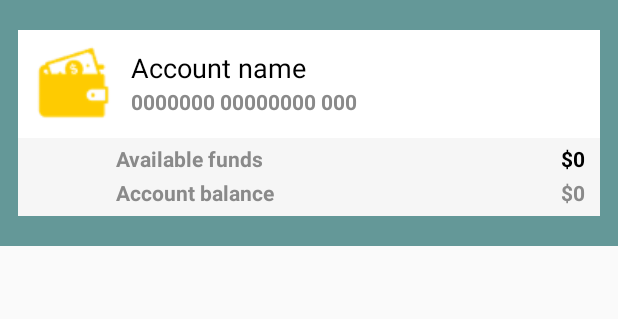
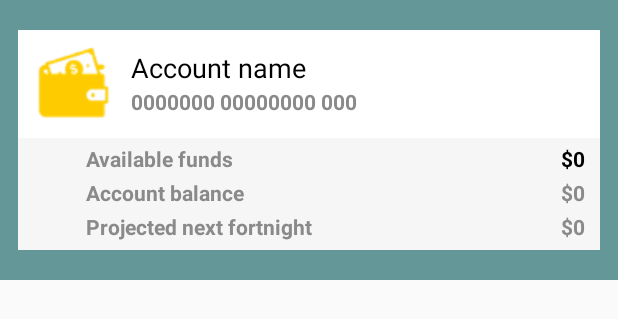
Before and after one commit to AlirezaSobhani/cba_test, an Android app: the layout list_item_account_details.xml on its own in the app's theme, with its tools: preview values and no code run, on a phone screen of 412 x 824 dp. Shown: the top 319 px of the screen. Run offline under Robolectric (Android 15) with nearby library versions, the phone set to English and light mode, and no system bars.

Commit message:
added spending predictor

```diff
--- a/app/build.gradle
+++ b/app/build.gradle
@@ -7,13 +7,13 @@ android {
         release {
             keyAlias 'cba'
             keyPassword 'cbapassword'
-            storeFile file('C:/Users/Ali/Desktop/cba/CBA/CBA/keys/release_key_store.jks')
+            storeFile file('../keys/release_key_store.jks')
             storePassword 'mypassword'
         }
         debug {
             keyAlias 'key0'
             keyPassword 'cbapassword'
-            storeFile file('C:/Users/Ali/Desktop/cba/CBA/CBA/keys/debug_key_store.jks')
+            storeFile file('../keys/debug_key_store.jks')
             storePassword 'mypassword'
         }
     }
--- a/app/src/main/java/alirezasobhani/example/com/cba/ui/AccountDetailsViewHolder.java
+++ b/app/src/main/java/alirezasobhani/example/com/cba/ui/AccountDetailsViewHolder.java
@@ -22,6 +22,9 @@ class AccountDetailsViewHolder extends RecyclerView.ViewHolder {
     @BindView(R.id.account_balance_text_view)
     TextView accountBalanceTextView;
 
+    @BindView(R.id.projected_spend_text_view)
+    TextView projectedSpendTextView;
+
     public AccountDetailsViewHolder(View itemView) {
         super(itemView);
         ButterKnife.bind(this, itemView);
--- a/app/src/main/java/alirezasobhani/example/com/cba/ui/TransactionsActivity.java
+++ b/app/src/main/java/alirezasobhani/example/com/cba/ui/TransactionsActivity.java
@@ -67,7 +67,6 @@ public class TransactionsActivity extends AppCompatActivity implements GetTransa
         super.onDestroy();
     }
 
-
     @Override
     public void onResponse(TransactionData transactionsData) {
         List<Object> listItems = ListItemGenerator.getListItems(transactionsData);
--- a/app/src/main/res/layout/activity_transactions.xml
+++ b/app/src/main/res/layout/activity_transactions.xml
@@ -43,7 +43,7 @@
             android:layout_width="wrap_content"
             android:layout_height="wrap_content"
             android:layout_gravity="center"
-            android:text="Try again"/>
+            android:text="@string/try_again"/>
 
     </FrameLayout>
 
--- a/app/src/main/res/layout/list_item_account_details.xml
+++ b/app/src/main/res/layout/list_item_account_details.xml
@@ -43,7 +43,7 @@
                     android:id="@+id/account_name_text_view"
                     style="@style/transactionText.black"
                     android:layout_marginBottom="2dp"
-                    android:text="Account name"
+                    android:text="@string/account_name"
                     android:textAppearance="@style/TextAppearance.AppCompat.Medium" />
 
                 <TextView
@@ -67,9 +67,9 @@
                 android:id="@+id/available_funds_title"
                 style="@style/transactionText.grey"
                 android:paddingBottom="3dp"
-                android:paddingLeft="65dp"
+                android:paddingLeft="45dp"
                 android:paddingTop="3dp"
-                android:text="Available funds"
+                android:text="@string/available_funds"
                 android:textStyle="bold" />
 
             <TextView
@@ -87,9 +87,9 @@
                 style="@style/transactionText.grey"
                 android:layout_below="@+id/available_funds_title"
                 android:paddingBottom="3dp"
-                android:paddingLeft="65dp"
+                android:paddingLeft="45dp"
                 android:paddingTop="3dp"
-                android:text="Account balance"
+                android:text="@string/account_balance"
                 android:textStyle="bold" />
 
             <TextView
@@ -102,6 +102,27 @@
                 android:paddingTop="3dp"
                 android:text="$0"
                 android:textStyle="bold" />
+
+            <TextView
+                android:id="@+id/projected_spend_title"
+                style="@style/transactionText.grey"
+                android:layout_below="@+id/account_balance_title"
+                android:paddingBottom="3dp"
+                android:paddingLeft="45dp"
+                android:paddingTop="3dp"
+                android:text="@string/projected_next_fortnight"
+                android:textStyle="bold" />
+
+            <TextView
+                android:id="@+id/projected_spend_text_view"
+                style="@style/transactionText.grey"
+                android:layout_alignParentRight="true"
+                android:layout_below="@+id/account_balance_text_view"
+                android:paddingBottom="3dp"
+                android:paddingRight="10dp"
+                android:paddingTop="3dp"
+                android:text="$0"
+                android:textStyle="bold" />
         </RelativeLayout>
     </LinearLayout>
 </FrameLayout>
--- a/app/src/main/res/values/strings.xml
+++ b/app/src/main/res/values/strings.xml
@@ -2,4 +2,9 @@
     <string name="app_name">CBA</string>
     <string name="account_details">Account Details</string>
     <string name="title_activity_maps">Map</string>
+    <string name="account_name">Account name</string>
+    <string name="available_funds">Available funds</string>
+    <string name="account_balance">Account balance</string>
+    <string name="projected_next_fortnight">Projected next fortnight</string>
+    <string name="try_again">Try again</string>
 </resources>
```
Also changed, not shown: app/src/main/java/alirezasobhani/example/com/cba/model/ListItemAccount.java (added, +28 -0 lines), app/src/main/java/alirezasobhani/example/com/cba/ui/TransactionsListAdapter.java (+7 -5 lines), app/src/main/java/alirezasobhani/example/com/cba/utils/ListItemGenerator.java (+14 -5 lines), app/src/main/java/alirezasobhani/example/com/cba/utils/SpendPredictor.java (added, +63 -0 lines).
